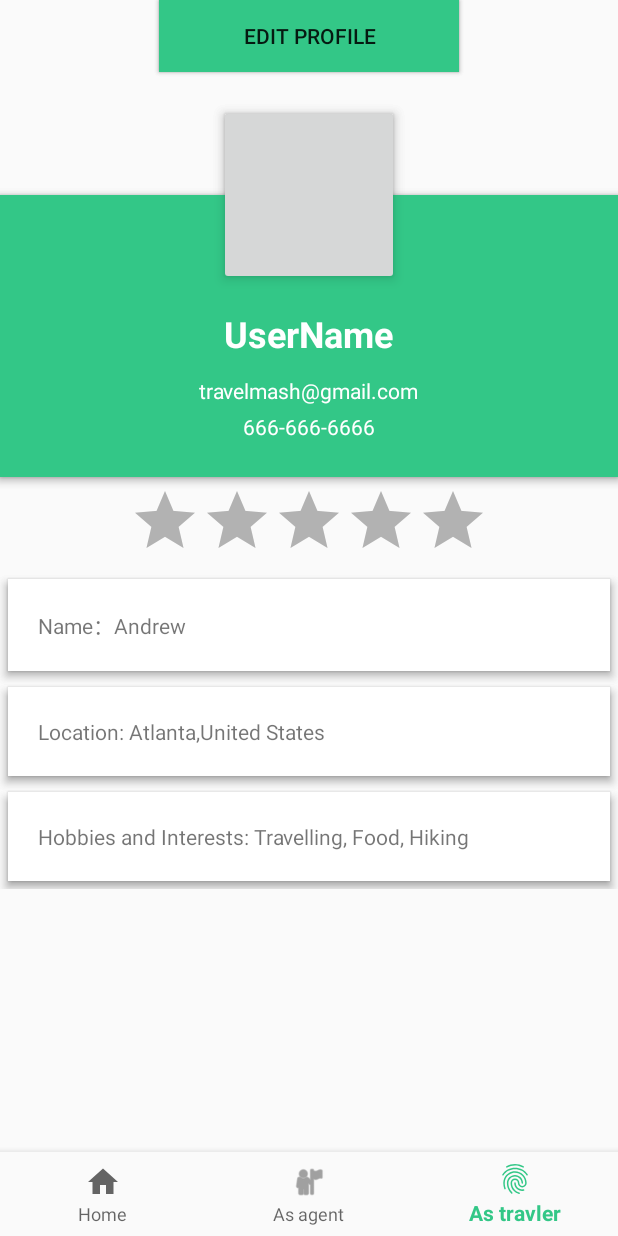
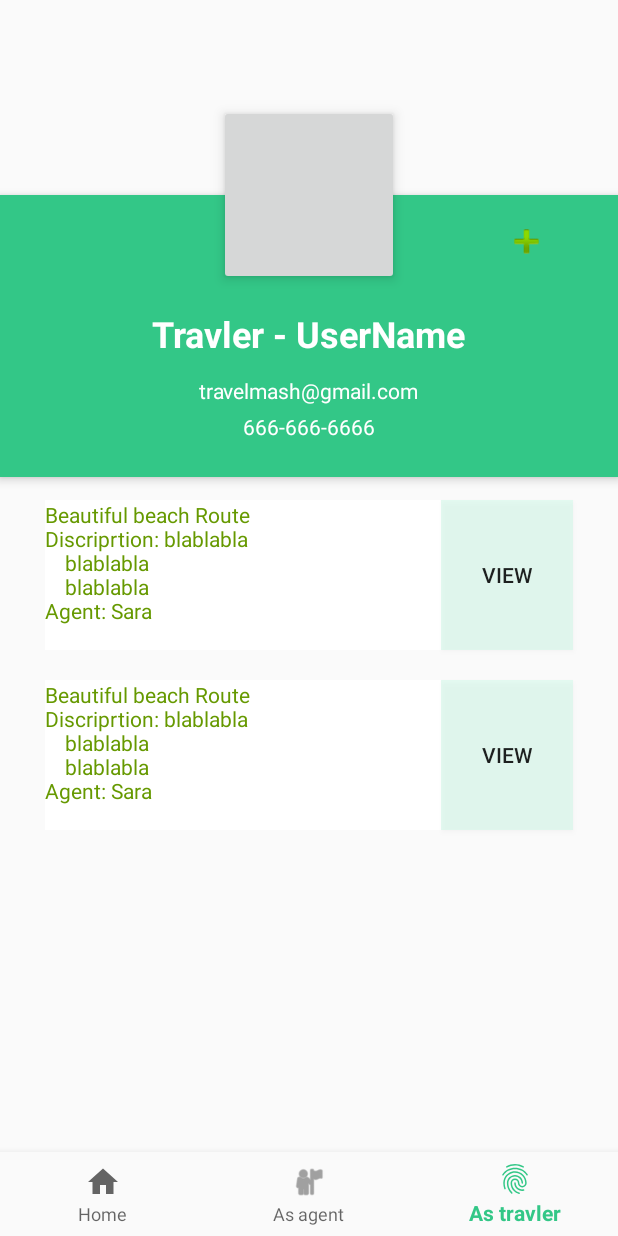
Before and after one commit to NinjaSong/MyFirstApp, an Android app: the profilename screen opened directly, with no data from a screen before it, item 3 of the bottom bar chosen, on a phone screen of 412 x 824 dp. Run offline under Robolectric (Android 15) with nearby library versions, the phone set to English and light mode, and no system bars.

Commit message:
update 3/26

```diff
--- a/app/src/main/java/com/example/song/myfirstapp/profilename.java
+++ b/app/src/main/java/com/example/song/myfirstapp/profilename.java
@@ -66,7 +66,7 @@ public class profilename extends AppCompatActivity {
                     vf.setDisplayedChild(1);
                     return true;
                 case R.id.navigation_travler:
-
+                    vf.setDisplayedChild(2);
                     return true;
             }
             return false;
@@ -91,7 +91,11 @@ public class profilename extends AppCompatActivity {
         this.startActivity(intent1);
     }
 
-
+    public void buttonTravlerViewClick(View v){
+        Button button = (Button) v;
+        Intent intent1 = new Intent(this,RouteView.class);
+        this.startActivity(intent1);
+    }
 
     public void gotoEditProfile(View v) {
         // Handle action bar item clicks here. The action bar will
--- a/app/src/main/res/layout/activity_profilename.xml
+++ b/app/src/main/res/layout/activity_profilename.xml
@@ -44,42 +44,14 @@
             layout="@layout/content_profile_agent"
             android:layout_width="match_parent"
             android:layout_height="wrap_content" />
+
+        <include
+            android:id="@+id/_travler"
+            layout="@layout/content_profile_travler"
+            android:layout_width="match_parent"
+            android:layout_height="wrap_content" />
     </ViewFlipper>
 
-
-
-    <FrameLayout
-        android:id="@+id/content"
-        android:layout_width="match_parent"
-        android:layout_height="0dp"
-        android:layout_weight="1">
-
-
-        <TextView
-            android:id="@+id/message"
-            android:layout_width="match_parent"
-            android:layout_height="wrap_content"
-            android:layout_marginBottom="@dimen/activity_vertical_margin"
-            android:layout_marginLeft="@dimen/activity_horizontal_margin"
-            android:layout_marginRight="@dimen/activity_horizontal_margin"
-            android:layout_marginTop="@dimen/activity_vertical_margin"
-            android:text="@string/title_home" />
-
-    </FrameLayout>
-
-    <android.support.design.widget.BottomNavigationView
-        android:id="@+id/navigation"
-        android:layout_width="match_parent"
-        android:layout_height="wrap_content"
-        android:layout_gravity="bottom"
-        android:background="?android:attr/windowBackground"
-        app:menu="@menu/navigation" />
-
-
-    <include
-        layout="@layout/content_profile"
-        android:layout_width="match_parent"
-        android:layout_height="match_parent" />
 
 </android.support.design.widget.CoordinatorLayout>
 
--- /dev/null
+++ b/app/src/main/res/layout/content_profile_travler.xml
@@ -0,0 +1,183 @@
+<?xml version="1.0" encoding="utf-8"?>
+<ScrollView xmlns:android="http://schemas.android.com/apk/res/android"
+    xmlns:app="http://schemas.android.com/apk/res-auto"
+    android:layout_width="match_parent"
+    android:layout_height="match_parent">
+
+    <RelativeLayout
+        android:layout_width="match_parent"
+        android:layout_height="match_parent">
+
+        <ImageView
+            android:id="@+id/header_cover_image"
+            android:layout_width="match_parent"
+            android:layout_height="130dp"
+            android:scaleType="centerCrop" />
+
+        <ImageButton
+            android:id="@+id/user_profile_photo"
+            android:layout_width="120dp"
+            android:layout_height="120dp"
+            android:layout_below="@+id/header_cover_image"
+            android:layout_centerHorizontal="true"
+            android:layout_marginTop="-60dp"
+            android:adjustViewBounds="false"
+            android:elevation="5dp"
+            android:padding="20dp"
+            android:scaleType="centerCrop" />
+
+        <RelativeLayout
+            android:id="@+id/profile_layout"
+            android:layout_width="match_parent"
+            android:layout_height="wrap_content"
+            android:layout_below="@+id/header_cover_image"
+            android:background="@color/colorPrimary"
+            android:elevation="4dp"
+            android:paddingBottom="24dp">
+
+
+            <ImageView
+                android:id="@+id/add_friend"
+                android:layout_width="30dp"
+                android:layout_height="30dp"
+                android:layout_marginLeft="16dp"
+                android:layout_marginTop="16dp"
+                android:layout_toLeftOf="@+id/drop_down_option_menu"
+                app:srcCompat="@android:drawable/ic_input_add" />
+
+            <ImageView
+                android:id="@+id/drop_down_option_menu"
+                android:layout_width="30dp"
+                android:layout_height="30dp"
+                android:layout_alignParentRight="true"
+                android:layout_marginLeft="16dp"
+                android:layout_marginTop="16dp" />
+
+            <TextView
+                android:id="@+id/user_profile_name"
+                android:layout_width="wrap_content"
+                android:layout_height="wrap_content"
+                android:layout_centerHorizontal="true"
+                android:layout_marginTop="76dp"
+                android:text="Travler - UserName"
+                android:textColor="#fff"
+                android:textSize="24sp"
+                android:textStyle="bold" />
+
+            <TextView
+                android:id="@+id/user_profile_short_bio"
+                android:layout_width="wrap_content"
+                android:layout_height="wrap_content"
+                android:layout_below="@+id/user_profile_name"
+                android:layout_centerHorizontal="true"
+                android:layout_marginTop="12dp"
+                android:text="travelmash@gmail.com"
+                android:textColor="#fff"
+                android:textSize="14sp" />
+
+            <TextView
+                android:id="@+id/phone"
+                android:layout_width="wrap_content"
+                android:layout_height="wrap_content"
+                android:layout_below="@+id/user_profile_name"
+                android:layout_centerHorizontal="true"
+                android:layout_marginTop="36dp"
+                android:text="666-666-6666"
+                android:textColor="#fff"
+                android:textSize="14sp" />
+
+        </RelativeLayout>
+
+
+        <LinearLayout
+            android:layout_width="fill_parent"
+            android:layout_height="wrap_content"
+            android:layout_below="@+id/profile_layout"
+            android:layout_marginTop="5dp"
+            android:orientation="vertical">
+
+
+            <LinearLayout
+                android:id="@+id/RouteView"
+                android:layout_width="match_parent"
+                android:layout_height="wrap_content"
+                android:orientation="vertical">
+
+                <LinearLayout
+                    android:id="@+id/RouteContainer"
+                    android:layout_width="match_parent"
+                    android:layout_height="wrap_content">
+
+                    <TextView
+                        android:id="@+id/textView2"
+                        android:layout_width="match_parent"
+                        android:layout_height="match_parent"
+                        android:layout_marginBottom="10dp"
+                        android:layout_marginEnd="0dp"
+                        android:layout_marginLeft="0dp"
+                        android:layout_marginRight="0dp"
+                        android:layout_marginStart="30dp"
+                        android:layout_marginTop="10dp"
+                        android:layout_weight="1"
+                        android:background="@color/common_google_signin_btn_text_dark_default"
+                        android:text="Beautiful beach Route\nDiscriprtion: blablabla\n\tblablabla\n\tblablabla\nAgent: Sara"
+                        android:textColor="@android:color/holo_green_dark"
+                        app:layout_constraintLeft_toLeftOf="parent"
+                        app:layout_constraintRight_toRightOf="parent"
+                        app:layout_constraintTop_toBottomOf="@+id/map" />
+
+                    <Button
+                        android:id="@+id/ViewButton"
+                        android:layout_width="wrap_content"
+                        android:layout_height="100dp"
+                        android:layout_marginBottom="10dp"
+                        android:layout_marginRight="30dp"
+                        android:layout_marginTop="10dp"
+                        android:background="@color/colorlightgreen"
+                        android:onClick="buttonTravlerViewClick"
+                        android:text="View" />
+                </LinearLayout>
+
+                <LinearLayout
+                    android:id="@+id/RouteContainer"
+                    android:layout_width="match_parent"
+                    android:layout_height="wrap_content">
+
+                    <TextView
+                        android:id="@+id/textView2"
+                        android:layout_width="match_parent"
+                        android:layout_height="match_parent"
+                        android:layout_marginBottom="10dp"
+                        android:layout_marginEnd="0dp"
+                        android:layout_marginLeft="0dp"
+                        android:layout_marginRight="0dp"
+                        android:layout_marginStart="30dp"
+                        android:layout_marginTop="10dp"
+                        android:layout_weight="1"
+                        android:background="@color/common_google_signin_btn_text_dark_default"
+                        android:text="Beautiful beach Route\nDiscriprtion: blablabla\n\tblablabla\n\tblablabla\nAgent: Sara"
+                        android:textColor="@android:color/holo_green_dark"
+                        app:layout_constraintLeft_toLeftOf="parent"
+                        app:layout_constraintRight_toRightOf="parent"
+                        app:layout_constraintTop_toBottomOf="@+id/map" />
+
+                    <Button
+                        android:id="@+id/ViewButton"
+                        android:layout_width="wrap_content"
+                        android:layout_height="100dp"
+                        android:layout_marginBottom="10dp"
+                        android:layout_marginRight="30dp"
+                        android:layout_marginTop="10dp"
+                        android:background="@color/colorlightgreen"
+                        android:onClick="buttonTravlerViewClick"
+                        android:text="View" />
+                </LinearLayout>
+
+            </LinearLayout>
+
+
+        </LinearLayout>
+
+
+    </RelativeLayout>
+</ScrollView>
```
